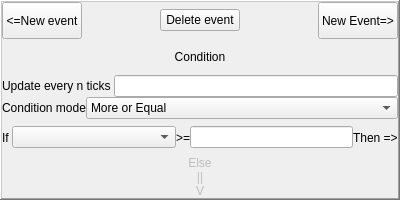
Above: Source/UiFiles/ConditionalEventNodeWidget.ui from SuperSpaceEye/LifeEngineExtended before the change. Below: the same form after it.
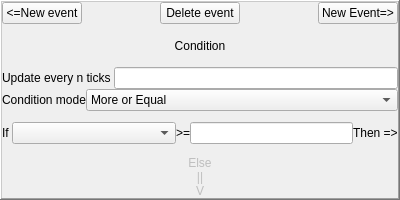
That is the form after the change.

Commit message: Conditionals are working (no branching).

Patch:
```diff
--- a/Source/UiFiles/ConditionalEventNodeWidget.ui
+++ b/Source/UiFiles/ConditionalEventNodeWidget.ui
@@ -47,7 +47,7 @@
    <item>
     <widget class="QFrame" name="frame">
      <property name="sizePolicy">
-      <sizepolicy hsizetype="Expanding" vsizetype="Expanding">
+      <sizepolicy hsizetype="Preferred" vsizetype="Preferred">
        <horstretch>0</horstretch>
        <verstretch>0</verstretch>
       </sizepolicy>
@@ -88,7 +88,7 @@
         <item>
          <widget class="QPushButton" name="b_new_event_left">
           <property name="sizePolicy">
-           <sizepolicy hsizetype="Minimum" vsizetype="Minimum">
+           <sizepolicy hsizetype="Minimum" vsizetype="Fixed">
             <horstretch>0</horstretch>
             <verstretch>0</verstretch>
            </sizepolicy>
@@ -134,7 +134,7 @@
         <item>
          <widget class="QPushButton" name="b_new_event_right">
           <property name="sizePolicy">
-           <sizepolicy hsizetype="Minimum" vsizetype="Minimum">
+           <sizepolicy hsizetype="Minimum" vsizetype="Fixed">
             <horstretch>0</horstretch>
             <verstretch>0</verstretch>
            </sizepolicy>
@@ -178,7 +178,14 @@
          </widget>
         </item>
         <item>
-         <widget class="QLineEdit" name="le_update_every_n_ticks"/>
+         <widget class="QLineEdit" name="le_update_every_n_ticks">
+          <property name="sizePolicy">
+           <sizepolicy hsizetype="MinimumExpanding" vsizetype="Fixed">
+            <horstretch>0</horstretch>
+            <verstretch>0</verstretch>
+           </sizepolicy>
+          </property>
+         </widget>
         </item>
        </layout>
       </item>
@@ -200,7 +207,7 @@
         <item>
          <widget class="QComboBox" name="cmb_condition_mode">
           <property name="sizePolicy">
-           <sizepolicy hsizetype="Expanding" vsizetype="Fixed">
+           <sizepolicy hsizetype="MinimumExpanding" vsizetype="Fixed">
             <horstretch>0</horstretch>
             <verstretch>0</verstretch>
            </sizepolicy>
@@ -231,7 +238,7 @@
         <item>
          <widget class="QComboBox" name="cmb_condition_value">
           <property name="sizePolicy">
-           <sizepolicy hsizetype="Expanding" vsizetype="Fixed">
+           <sizepolicy hsizetype="MinimumExpanding" vsizetype="Fixed">
             <horstretch>0</horstretch>
             <verstretch>0</verstretch>
            </sizepolicy>
@@ -252,7 +259,14 @@
          </widget>
         </item>
         <item>
-         <widget class="QLineEdit" name="le_value_to_compare_against"/>
+         <widget class="QLineEdit" name="le_value_to_compare_against">
+          <property name="sizePolicy">
+           <sizepolicy hsizetype="MinimumExpanding" vsizetype="Fixed">
+            <horstretch>0</horstretch>
+            <verstretch>0</verstretch>
+           </sizepolicy>
+          </property>
+         </widget>
         </item>
         <item>
          <widget class="QLabel" name="label_4">
```
The commit also changes 17 other files.
